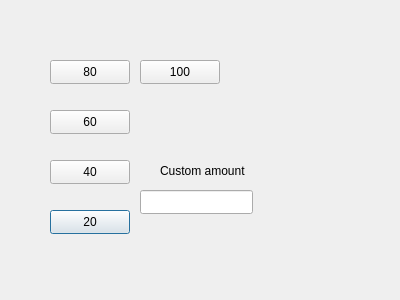
The window that bank-automat/withdraw.ui (alavuvi/atm-simulator-project) describes before a commit, drawn with Qt 5.
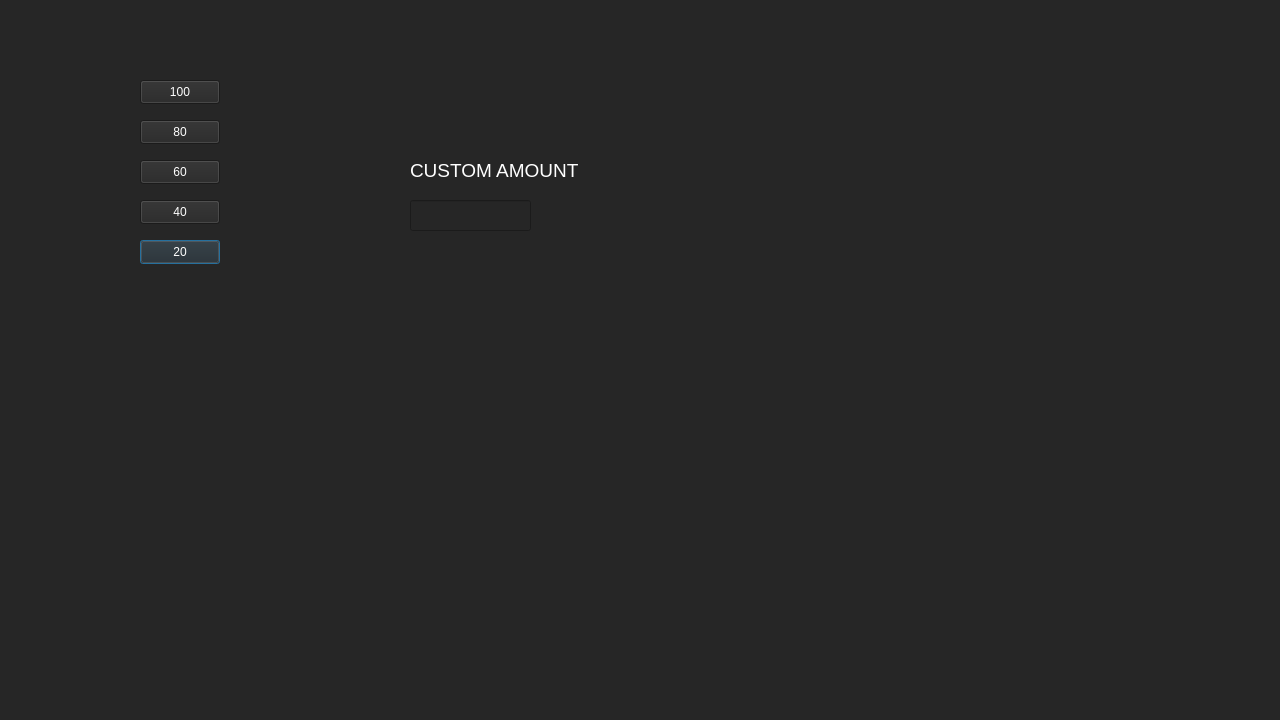
The same window after the commit.

```diff
--- a/bank-automat/withdraw.ui
+++ b/bank-automat/withdraw.ui
@@ -6,22 +6,28 @@
    <rect>
     <x>0</x>
     <y>0</y>
-    <width>400</width>
-    <height>300</height>
+    <width>1280</width>
+    <height>720</height>
    </rect>
   </property>
   <property name="windowTitle">
    <string>Dialog</string>
   </property>
+  <property name="styleSheet">
+   <string notr="true">background-color: rgb(38, 38, 38);</string>
+  </property>
   <widget class="QPushButton" name="pushButton">
    <property name="geometry">
     <rect>
-     <x>50</x>
-     <y>210</y>
+     <x>140</x>
+     <y>240</y>
      <width>80</width>
      <height>24</height>
     </rect>
    </property>
+   <property name="styleSheet">
+    <string notr="true">color: rgb(255, 255, 255);</string>
+   </property>
    <property name="text">
     <string>20</string>
    </property>
@@ -29,12 +35,15 @@
   <widget class="QPushButton" name="pushButton_2">
    <property name="geometry">
     <rect>
-     <x>50</x>
-     <y>160</y>
+     <x>140</x>
+     <y>200</y>
      <width>80</width>
      <height>24</height>
     </rect>
    </property>
+   <property name="styleSheet">
+    <string notr="true">color: rgb(255, 255, 255);</string>
+   </property>
    <property name="text">
     <string>40</string>
    </property>
@@ -42,12 +51,15 @@
   <widget class="QPushButton" name="pushButton_3">
    <property name="geometry">
     <rect>
-     <x>50</x>
-     <y>110</y>
+     <x>140</x>
+     <y>160</y>
      <width>80</width>
      <height>24</height>
     </rect>
    </property>
+   <property name="styleSheet">
+    <string notr="true">color: rgb(255, 255, 255);</string>
+   </property>
    <property name="text">
     <string>60</string>
    </property>
@@ -55,12 +67,15 @@
   <widget class="QPushButton" name="pushButton_4">
    <property name="geometry">
     <rect>
-     <x>50</x>
-     <y>60</y>
+     <x>140</x>
+     <y>120</y>
      <width>80</width>
      <height>24</height>
     </rect>
    </property>
+   <property name="styleSheet">
+    <string notr="true">color: rgb(255, 255, 255);</string>
+   </property>
    <property name="text">
     <string>80</string>
    </property>
@@ -69,11 +84,14 @@
    <property name="geometry">
     <rect>
      <x>140</x>
-     <y>60</y>
+     <y>80</y>
      <width>80</width>
      <height>24</height>
     </rect>
    </property>
+   <property name="styleSheet">
+    <string notr="true">color: rgb(255, 255, 255);</string>
+   </property>
    <property name="text">
     <string>100</string>
    </property>
@@ -81,25 +99,36 @@
   <widget class="QLabel" name="label">
    <property name="geometry">
     <rect>
-     <x>160</x>
-     <y>160</y>
-     <width>91</width>
-     <height>21</height>
+     <x>410</x>
+     <y>150</y>
+     <width>191</width>
+     <height>41</height>
     </rect>
    </property>
+   <property name="font">
+    <font>
+     <pointsize>14</pointsize>
+    </font>
+   </property>
+   <property name="styleSheet">
+    <string notr="true">color: rgb(255, 255, 255);</string>
+   </property>
    <property name="text">
-    <string>Custom amount</string>
+    <string>CUSTOM AMOUNT</string>
    </property>
   </widget>
   <widget class="QLineEdit" name="lineEdit">
    <property name="geometry">
     <rect>
-     <x>140</x>
-     <y>190</y>
-     <width>113</width>
-     <height>24</height>
+     <x>410</x>
+     <y>200</y>
+     <width>121</width>
+     <height>31</height>
     </rect>
    </property>
+   <property name="styleSheet">
+    <string notr="true">color: rgb(255, 255, 255);</string>
+   </property>
   </widget>
  </widget>
  <resources/>
```
